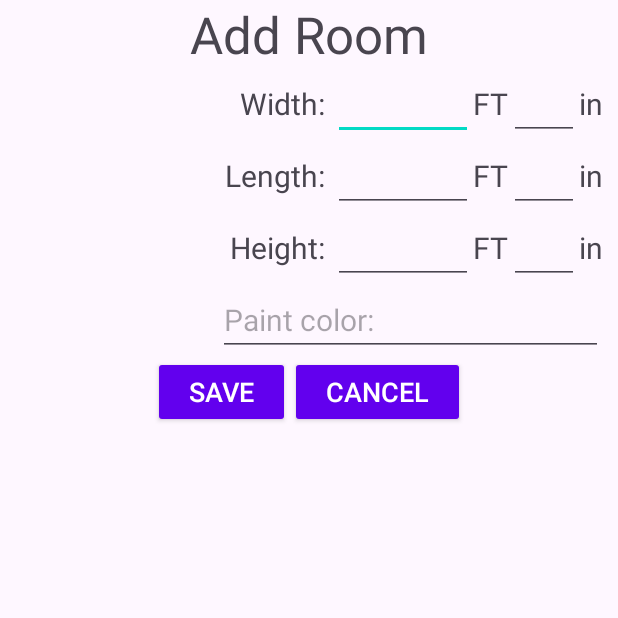
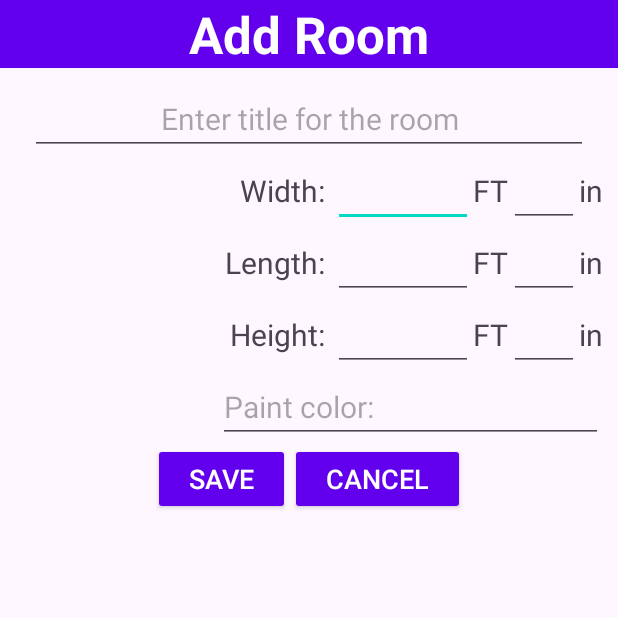
Before and after one commit to Mike10581/PaintCalculator, an Android app: the AddRoomActivity screen opened directly, with no data from a screen before it, after a tap on "SAVE", on a phone screen of 412 x 824 dp, the top half of it. Run offline under Robolectric (Android 15) with nearby library versions, the phone set to English and light mode, and no system bars.

Commit message:
change sharedPref structure add title for a room change if-else to try-catch in AddRoomActivity.java

```diff
--- a/app/src/main/java/com/example/paintcalculator/AddRoomActivity.java
+++ b/app/src/main/java/com/example/paintcalculator/AddRoomActivity.java
@@ -41,66 +41,79 @@ public class AddRoomActivity extends AppCompatActivity {
                 EditText heightFT = (EditText) findViewById(R.id.txtRoomHeightFT);
                 EditText heightInch = (EditText) findViewById(R.id.txtRoomHeightInch);
                 EditText roomColor = (EditText) findViewById(R.id.txtRoomColor);
+                EditText roomTitle = (EditText) findViewById(R.id.txtRoomTitle);
 
                 int width = 0;
-                if (!widthFT.getText().toString().equals("")) {
+                int length = 0;
+                int height = 0;
+
+                try {
                     width += Integer.parseInt(widthFT.getText().toString()) * 12;
-                }
-                if (!widthInch.getText().toString().equals("")) {
+                } catch (Exception e) {}
+                try {
                     width += Integer.parseInt(widthInch.getText().toString());
-                }
+                } catch (Exception e) {}
 
-                int length = 0;
-                if (!lengthFT.getText().toString().equals("")) {
+                try {
                     length += Integer.parseInt(lengthFT.getText().toString()) * 12;
-                }
-                if (!lengthInch.getText().toString().equals("")) {
+                } catch (Exception e) {}
+                try {
                     length += Integer.parseInt(lengthInch.getText().toString());
-                }
+                } catch (Exception e) {}
 
-                int height = 0;
-                if (!heightFT.getText().toString().equals("")) {
+                try {
                     height += Integer.parseInt(heightFT.getText().toString()) * 12;
-                }
-                if (!heightInch.getText().toString().equals("")) {
+                } catch (Exception e) {}
+
+                 try {
                     height += Integer.parseInt(heightInch.getText().toString());
-                }
+                } catch (Exception e) {}
+
 
                 String color = roomColor.getText().toString();
-                boolean error = color.equals("") || width == 0 || length == 0 || height == 0;
+                String title = roomTitle.getText().toString();
+                boolean error = color.equals("") || width == 0 || length == 0 || height == 0 || title.length() == 0;
 
                 if (error) {
                     Toast.makeText(AddRoomActivity.this, "ERROR!!! Missing data.", Toast.LENGTH_SHORT).show();
                 } else {
-                    String res = "Room " + width + "in X " + length + "in X " + height + "in, color: " + color + " was added.";
+                    String res = "Room \"" + title + "\" in color: " + color + " was added.";
 
-                    String areaKey = "COLOR:" + roomColor.getText().toString();
-                    String ceilingKey = "CEILING";
+//                    String areaKey = "COLOR:" + roomColor.getText().toString();
+//                    String ceilingKey = "CEILING";
                     String roomsAmountKey = "ROOMS_AMOUNT";
+                    String roomsKey = "ROOMS";
 
-                    int area = sharedPref.getInt(areaKey, 0);
-                    int ceiling = sharedPref.getInt(ceilingKey, 0);
+//                    int area = sharedPref.getInt(areaKey, 0);
+//                    int ceiling = sharedPref.getInt(ceilingKey, 0);
                     int roomNumber = sharedPref.getInt(roomsAmountKey, 0) + 1;
 
-                    area = area + (width + length) * height * 2;
-                    ceiling = ceiling + width * length;
+//                    area = area + (width + length) * height * 2;
+//                    ceiling = ceiling + width * length;
 
 
 
 
+                    String rooms = sharedPref.getString("ROOMS", "");
+                    if (rooms.length()>0)
+                    {
+                        rooms = rooms + "~";
+                    }
+                    rooms = rooms + roomNumber + ":" + width + ":" + length + ":" + height + ":" + color.toUpperCase() + ":" + title;
 
-
+                    editor.putString(roomsKey, rooms);
 
 
 
 
                     editor.putString("MESSAGE", res);
-                    editor.putInt(areaKey, area);
-                    editor.putInt(ceilingKey, ceiling);
+//                    editor.putInt(areaKey, area);
+//                    editor.putInt(ceilingKey, ceiling);
                     editor.putInt(roomsAmountKey, roomNumber);
-                    String roomKey = "ROOM:" + roomNumber;
-                    String roomDescription = width + ":" + length + ":" + height + ":" + color.toUpperCase();
-                    editor.putString(roomKey, roomDescription);
+//                    String roomKey = "ROOM:" + roomNumber;
+//                    String roomDescription = width + ":" + length + ":" + height + ":" + color.toUpperCase();
+//                    editor.putString(roomKey, roomDescription);
+
                     editor.commit();
 
                     Intent intent = new Intent();
--- a/app/src/main/res/layout/activity_add_room.xml
+++ b/app/src/main/res/layout/activity_add_room.xml
@@ -20,9 +20,25 @@
                 android:id="@+id/txtAddRoom"
                 android:layout_width="match_parent"
                 android:layout_height="wrap_content"
+                android:background="#FF6200EE"
                 android:gravity="center_horizontal"
                 android:text="@string/txtAddRoom"
-                android:textSize="34sp" />
+                android:textColor="#FFFFFF"
+                android:textSize="34sp"
+                android:textStyle="bold" />
+
+            <EditText
+                android:id="@+id/txtRoomTitle"
+                android:layout_width="match_parent"
+                android:layout_height="wrap_content"
+                android:layout_marginStart="20sp"
+                android:layout_marginTop="10sp"
+                android:layout_marginEnd="20sp"
+                android:ems="20"
+                android:gravity="center_horizontal"
+                android:hint="@string/lblRoomTitle"
+                android:inputType="textPersonName"
+                android:textSize="20sp" />
 
             <TableRow
                 android:layout_width="match_parent"
--- a/app/src/main/res/values/strings.xml
+++ b/app/src/main/res/values/strings.xml
@@ -12,4 +12,5 @@
     <string name="btnCancel">Cancel</string>
     <string name="lblColor">Paint color:</string>
     <string name="btnClear">Clear</string>
+    <string name="lblRoomTitle">Enter title for the room</string>
 </resources>
```
Also changed, not shown: app/src/main/java/com/example/paintcalculator/MainActivity.java (+26 -11 lines).
